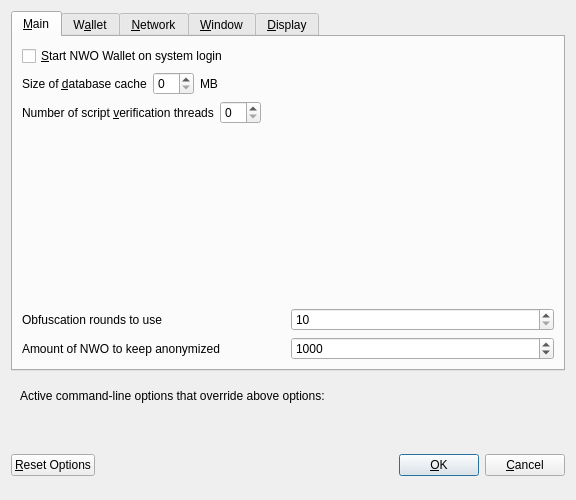
Old version of the form src/qt/forms/optionsdialog.ui in the repository MotoAcidic/BaseSource.
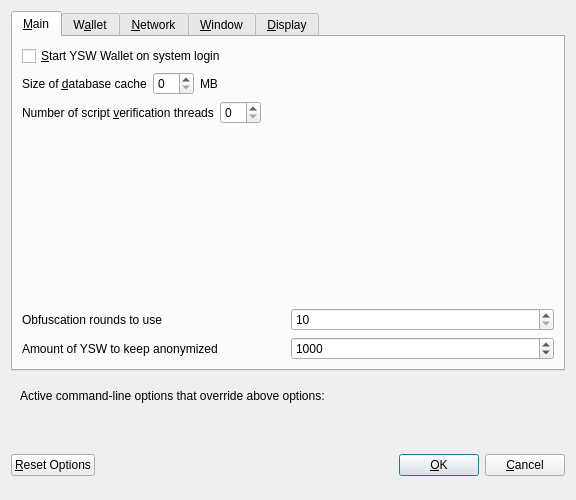
New version of the form. Custom widgets are drawn as their Qt base class.

Patch:
```diff
--- a/src/qt/forms/optionsdialog.ui
+++ b/src/qt/forms/optionsdialog.ui
@@ -33,7 +33,7 @@
           <string>Automatically start NWO Wallet after logging in to the system.</string>
          </property>
          <property name="text">
-          <string>&amp;Start NWO Wallet on system login</string>
+          <string>&amp;Start YSW Wallet on system login</string>
          </property>
         </widget>
        </item>
@@ -174,7 +174,7 @@
             <string notr="true"/>
            </property>
            <property name="text">
-            <string>Amount of NWO to keep anonymized</string>
+            <string>Amount of YSW to keep anonymized</string>
            </property>
           </widget>
          </item>
```
Left out of the diff: 10 changed lines with no effect on the pictures.
